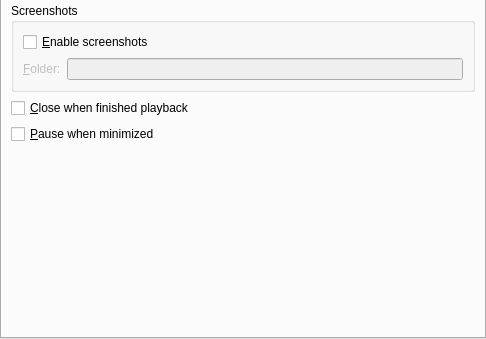
The window that src/prefgeneral.ui (wilbert2000/wzplayer) describes before a commit, drawn with Qt 5; both pictures show x 0 to 486 and y 194 to 533 of the 486 by 533 pixel window.
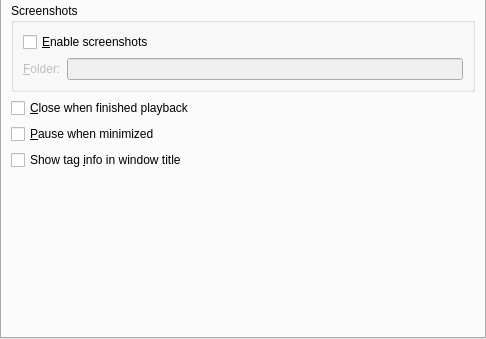
The same window after the commit. Custom widgets are drawn as their Qt base class.

Commit message:
Applied patch notagintitle.diff by WiseLord, with a minor change to restart playback after modifying the "Show tag info in window title" option.
http://smplayer.berlios.de/forum/viewtopic.php?f=2&t=862&p=2150#p2150

Patch:
```diff
--- a/src/prefgeneral.ui
+++ b/src/prefgeneral.ui
@@ -197,6 +197,13 @@
          </property>
         </widget>
        </item>
+       <item>
+        <widget class="QCheckBox" name="show_tag_in_title_check" >
+         <property name="text" >
+          <string>Show tag &amp;info in window title</string>
+         </property>
+        </widget>
+       </item>
        <item>
         <spacer>
          <property name="orientation" >
```
Left out of the diff: 1 changed line with no effect on the pictures. The commit also changes 5 other files.
